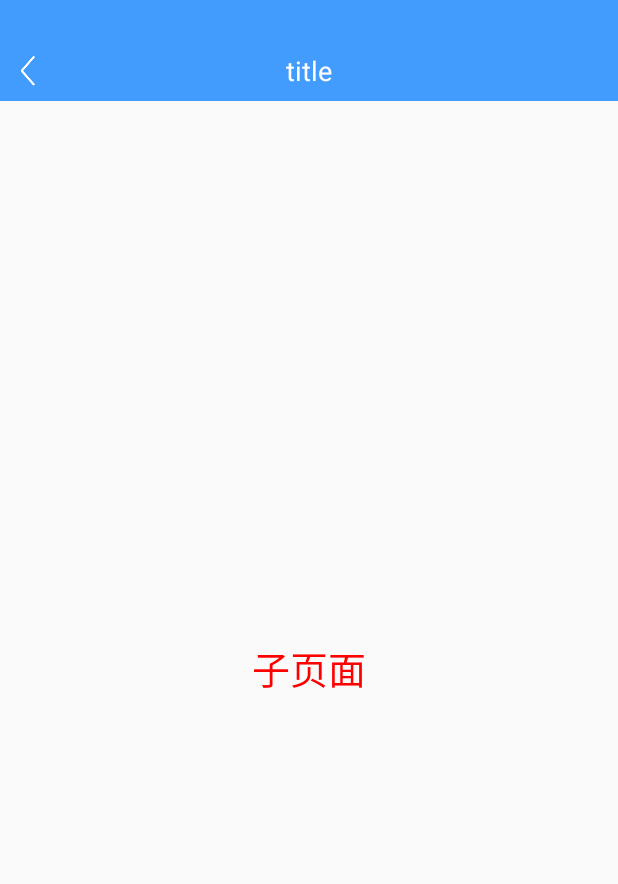
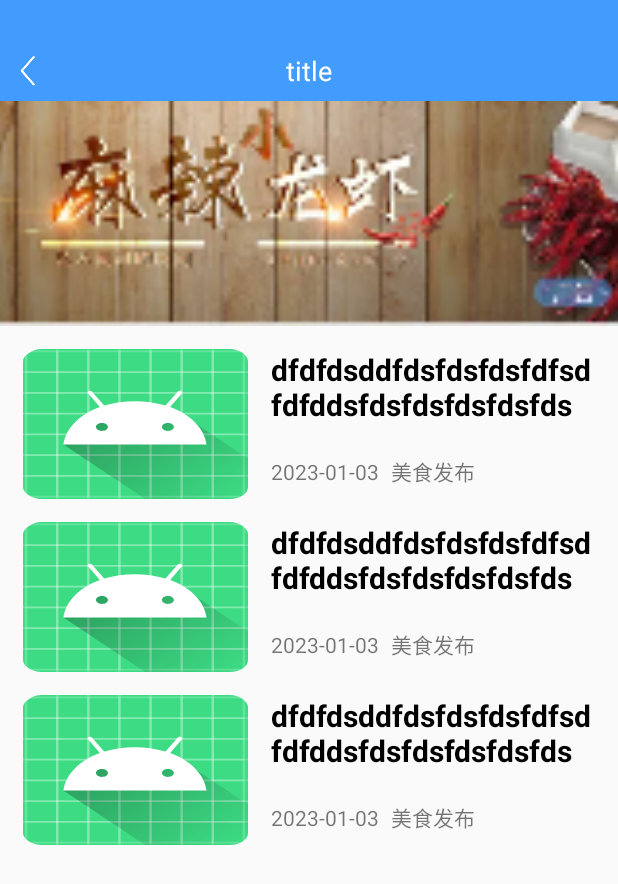
Before and after one commit to JulianHwang/MyFirstApp, an Android app: the layout activity_test.xml on its own in the app's theme, with its tools: preview values and no code run, on a phone screen of 412 x 824 dp. Shown: the top 884 px of the screen. Run offline under Robolectric (Android 15) with nearby library versions, the phone set to English and light mode, and no system bars.

Commit message:
day20-单列列表的实现

```diff
--- a/app/src/main/res/layout/activity_test.xml
+++ b/app/src/main/res/layout/activity_test.xml
@@ -10,20 +10,38 @@
 
    <include layout="@layout/common_title"/>
 
-    <RelativeLayout
+    <androidx.core.widget.NestedScrollView
         android:layout_width="match_parent"
         android:layout_height="match_parent">
-
-        <TextView
-            android:layout_width="wrap_content"
-            android:layout_height="wrap_content"
-            android:layout_centerInParent="true"
-            android:text="子页面"
-            android:textColor="@color/red"
-            android:textSize="25sp"/>
+        <LinearLayout
+            android:layout_width="match_parent"
+            android:layout_height="match_parent"
+            android:orientation="vertical">
 
 
-    </RelativeLayout>
+            <ImageView
+                android:layout_width="match_parent"
+                android:layout_height="150dp"
+                android:src="@mipmap/bg_test"
+                android:scaleType="centerCrop"/>
+
+            <LinearLayout
+                android:layout_width="0dp"
+                android:layout_height="0dp"
+                android:focusableInTouchMode="true"
+                android:clickable="true"/>
+
+            <androidx.recyclerview.widget.RecyclerView
+                android:id="@+id/rv"
+                android:layout_width="match_parent"
+                android:layout_height="match_parent"
+                android:layout_marginTop="15dp"
+                tools:listitem="@layout/item_rv_test"
+                app:layoutManager="androidx.recyclerview.widget.LinearLayoutManager"/>
+
+
+        </LinearLayout>
+    </androidx.core.widget.NestedScrollView>
 
 
 </LinearLayout>
--- a/app/src/main/res/layout/fragment_main.xml
+++ b/app/src/main/res/layout/fragment_main.xml
@@ -141,6 +141,7 @@
                 android:layout_width="match_parent"
                 android:layout_height="match_parent"
                 android:layout_marginTop="15dp"
+                tools:listitem="@layout/item_rv_home_fragment"
                 app:layoutManager="androidx.recyclerview.widget.GridLayoutManager"
                 app:spanCount="2"/>
 
--- /dev/null
+++ b/app/src/main/res/layout/item_rv_test.xml
@@ -0,0 +1,55 @@
+<?xml version="1.0" encoding="utf-8"?>
+<LinearLayout xmlns:android="http://schemas.android.com/apk/res/android"
+    android:orientation="horizontal"
+    android:layout_marginBottom="15dp"
+    android:layout_marginHorizontal="15dp"
+    android:layout_width="match_parent"
+    android:layout_height="wrap_content">
+
+    <ImageView
+        android:id="@+id/iv"
+        android:layout_width="150dp"
+        android:layout_height="100dp"
+        android:scaleType="fitXY"
+        android:src="@mipmap/ic_launcher"/>
+
+    <LinearLayout
+        android:layout_width="0dp"
+        android:layout_weight="1"
+        android:layout_height="wrap_content"
+        android:layout_marginLeft="15dp"
+        android:orientation="vertical">
+        <TextView
+            android:id="@+id/title"
+            android:layout_width="wrap_content"
+            android:layout_height="wrap_content"
+            android:textSize="20sp"
+            android:textStyle="bold"
+            android:textColor="#000000"
+            android:text="dfdfdsddfdsfdsfdsfdfsdfdfddsfdsfdsfdsfdsfds"/>
+
+
+        <LinearLayout
+            android:layout_width="match_parent"
+            android:layout_height="wrap_content"
+            android:layout_marginTop="20dp"
+            android:orientation="horizontal">
+
+            <TextView
+                android:id="@+id/date"
+                android:layout_width="wrap_content"
+                android:layout_height="wrap_content"
+                android:text="2023-01-03" />
+
+            <TextView
+                android:id="@+id/subTitle"
+                android:layout_width="wrap_content"
+                android:layout_height="wrap_content"
+                android:layout_marginLeft="@dimen/dp_10"
+                android:text="美食发布"/>
+
+        </LinearLayout>
+
+    </LinearLayout>
+
+</LinearLayout>
```
Also changed, not shown: app/src/main/java/com/julian/myfirstapp/TestActivity.java (+22 -0 lines), app/src/main/java/com/julian/myfirstapp/adapter/TestAdapter.java (added, +38 -0 lines), app/src/main/java/com/julian/myfirstapp/bean/TestItemBean.java (added, +48 -0 lines), app/src/main/res/mipmap-xxhdpi/bg_test.png (added).
